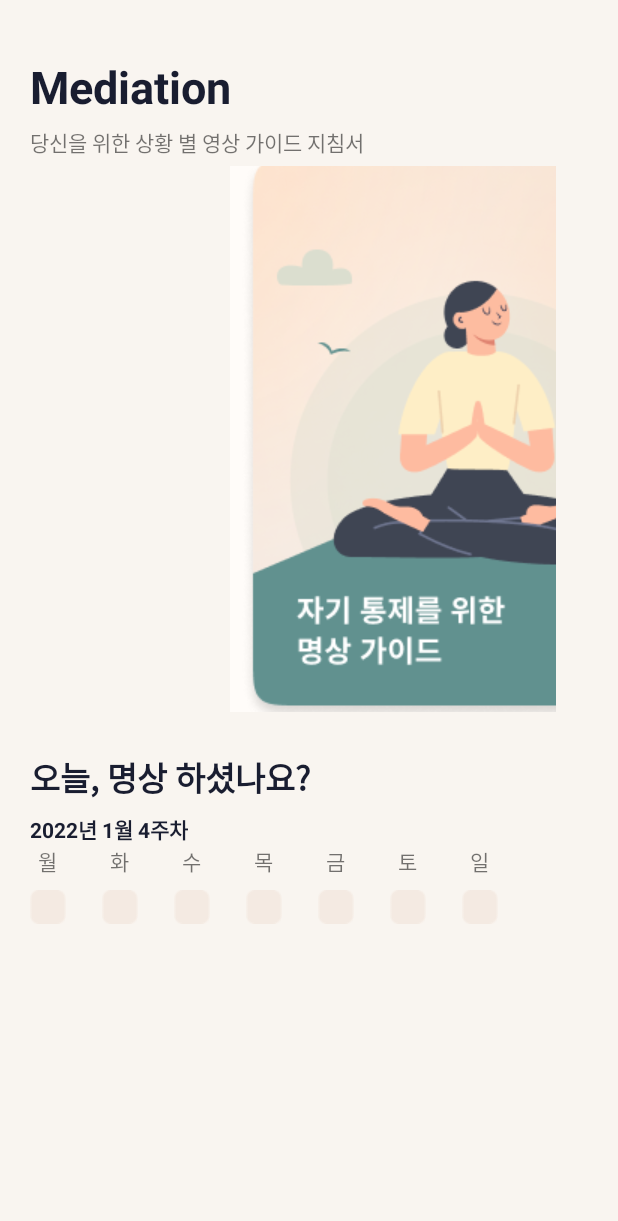
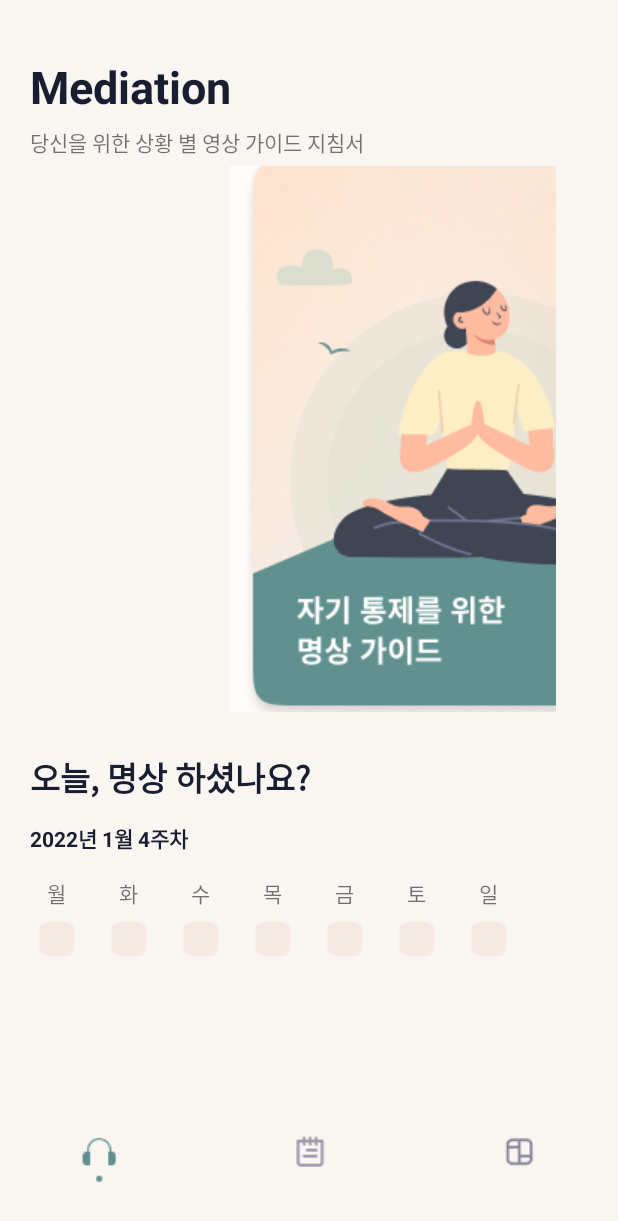
Before and after one commit to ChaeheeKang-GitHub/WUDC, an Android app: the MediationActivity screen opened directly, with no data from a screen before it, on a phone screen of 412 x 824 dp. Shown: the top 1221 px of the screen. Run offline under Robolectric (Android 15) with nearby library versions, the phone set to English and light mode, and no system bars.

Commit message:
navigationbar create

```diff
--- a/app/src/main/java/com/example/wudc/MediationActivity.java
+++ b/app/src/main/java/com/example/wudc/MediationActivity.java
@@ -1,6 +1,7 @@
 package com.example.wudc;
 
 import android.content.Context;
+import android.content.Intent;
 import android.graphics.Color;
 import android.media.Image;
 import android.os.Bundle;
@@ -26,6 +27,8 @@ public class MediationActivity extends AppCompatActivity {
     Integer choId[] = { R.id.mon_cb,R.id.tue_cb,R.id.wed_cb,R.id.thu_cb,R.id.fri_cb,R.id.sat_cb,R.id.sun_cb };
     boolean week_option[]= {false,false,false,false,false,false,false};
 
+    ImageView nav_mediation, nav_record, nav_closer;
+
     @Override
     protected void onCreate(Bundle savedInstanceState) {
         super.onCreate(savedInstanceState);
@@ -43,7 +46,6 @@ public class MediationActivity extends AppCompatActivity {
 
 
         //요일별 체크박스 구현
-
         for(int i = 0; i < choId.length; i++){
             final int index;
             index = i;
@@ -62,8 +64,33 @@ public class MediationActivity extends AppCompatActivity {
                     }
                 }
             });
+
+            //하단 네비게이션
+            nav_mediation = (ImageView) findViewById(R.id.nav_mediation);
+            nav_record = (ImageView) findViewById(R.id.nav_record);
+            nav_closer = (ImageView) findViewById(R.id.nav_closer) ;
+
+            nav_mediation.setOnClickListener(new View.OnClickListener() {
+                @Override
+                public void onClick(View view) {
+                    Intent intent = new Intent(getApplicationContext(), MediationActivity.class);
+                    startActivity(intent);
+                }
+            });
+            nav_record.setOnClickListener(new View.OnClickListener() {
+                @Override
+                public void onClick(View view) {
+//                    //기록하기 액티비티와 연결해주세요
+//                    Intent intent = new Intent(getApplicationContext(), MediationActivity.class);
+//                    startActivity(intent);
+                }
+            });
+            nav_closer.setOnClickListener(new View.OnClickListener() {
+                @Override
+                public void onClick(View view) {
+                }
+            });
         }
-
 
     }
 
--- a/app/src/main/res/layout/activity_mediation.xml
+++ b/app/src/main/res/layout/activity_mediation.xml
@@ -5,14 +5,20 @@
     android:layout_width="match_parent"
     android:layout_height="match_parent"
     android:background="@color/orange_200"
-    android:padding="20dp"
     android:orientation="vertical">
+
+    <LinearLayout
+        android:layout_width="match_parent"
+        android:layout_height="match_parent"
+        android:layout_weight="1"
+        android:orientation="vertical"
+        android:paddingHorizontal="20dp">
 
     <TextView
         android:id="@+id/textView"
         android:layout_width="wrap_content"
         android:layout_height="wrap_content"
-        android:layout_marginTop="21dp"
+        android:layout_marginTop="41dp"
         android:fontFamily="@font/notosanskrbold"
         android:text="Mediation"
         android:textColor="@color/black"
@@ -57,7 +63,7 @@
         android:id="@+id/dateText"
         android:layout_width="wrap_content"
         android:layout_height="wrap_content"
-        android:layout_marginTop="7dp"
+        android:layout_marginTop="13dp"
         android:textColor="@color/black"
         android:fontFamily="@font/notosanskrbold"
         android:text="2022년 1월 4주차"
@@ -68,7 +74,9 @@
     <LinearLayout
         android:layout_width="wrap_content"
         android:layout_height="wrap_content"
-        android:orientation="horizontal">
+        android:orientation="horizontal"
+        android:layout_marginTop="15dp"
+        android:layout_marginLeft="6dp">
 
         <LinearLayout
             android:layout_width="wrap_content"
@@ -203,10 +211,29 @@
                 android:layout_height="24dp"
                 android:src="@drawable/unchecked" />
         </LinearLayout>
-
-
-
+    </LinearLayout>
     </LinearLayout>
 
+    <LinearLayout
+        android:layout_width="match_parent"
+        android:layout_height="wrap_content"
+        android:gravity="center_horizontal">
+
+        <ImageView
+            android:id="@+id/nav_mediation"
+            android:layout_width="wrap_content"
+            android:layout_height="93dp"
+            android:src="@drawable/nav_mediation_active" />
+        <ImageView
+            android:id="@+id/nav_record"
+            android:layout_width="wrap_content"
+            android:layout_height="93dp"
+            android:src="@drawable/nav_record_deactive" />
+        <ImageView
+            android:id="@+id/nav_closer"
+            android:layout_width="wrap_content"
+            android:layout_height="93dp"
+            android:src="@drawable/nav_closer_active" />
+    </LinearLayout>
 
 </LinearLayout>
```
Also changed, not shown: app/src/main/res/drawable/nav_closer_active.png (added), app/src/main/res/drawable/nav_mediation_active.png (added), app/src/main/res/drawable/nav_mediation_deactive.png (added), app/src/main/res/drawable/nav_record_active.png (added), app/src/main/res/drawable/nav_record_deactive.png (added).
